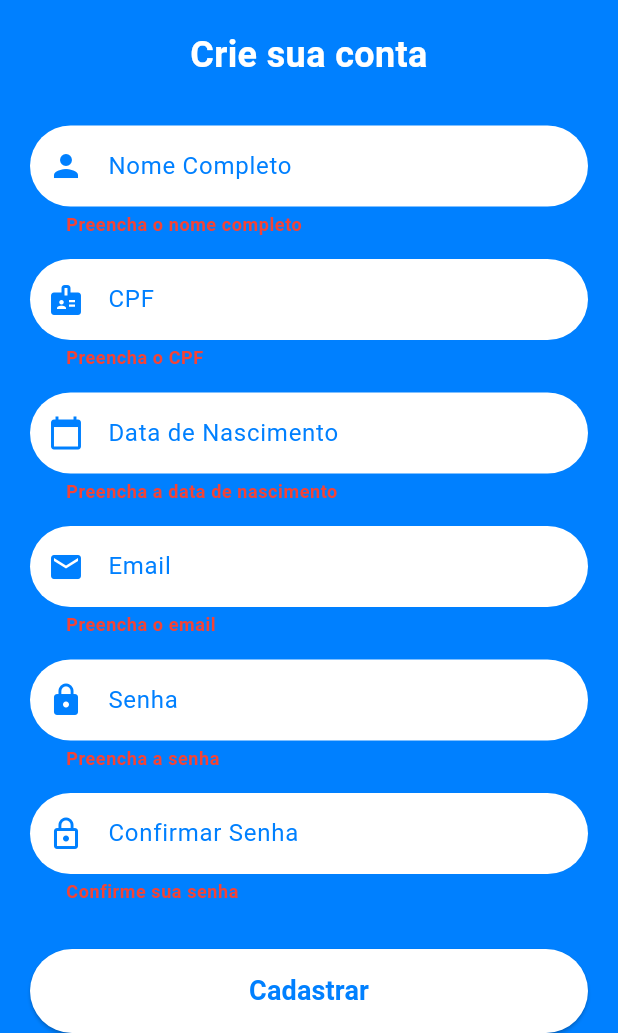
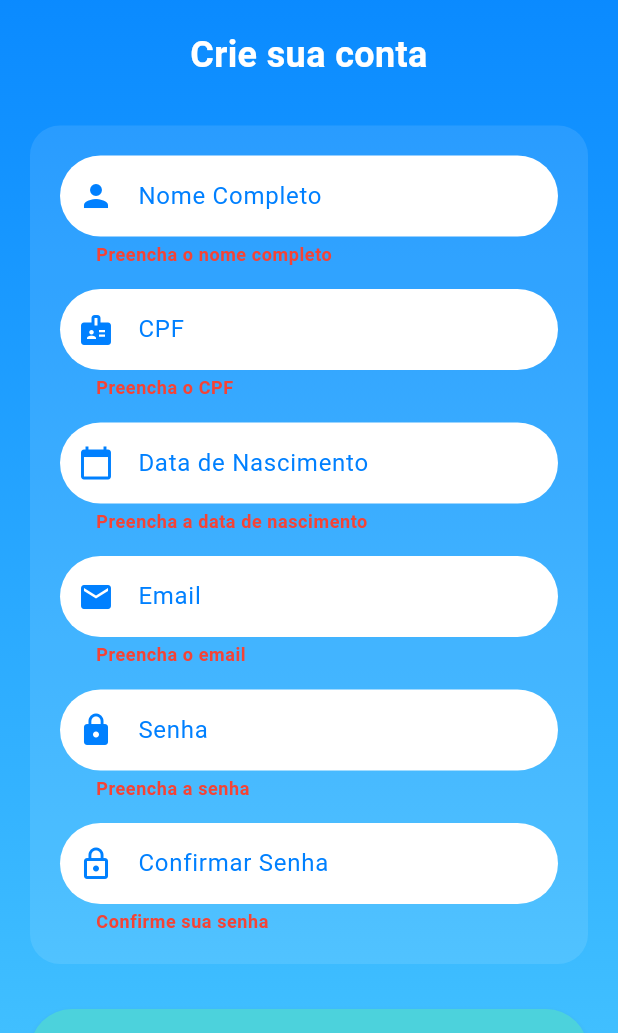
Before and after one commit to EmanuelCosta23/MediTrack-mobile, a Flutter app: the SignUpScreen screen opened directly, after a tap on "Cadastrar", on a phone screen of 412 x 824 dp, the part 203-1236 px from its top. Run offline on Flutter 3.47's test engine with Material 3 defaults, Android fonts, the phone set to English and light mode, and no system bars; our stand-ins replace geolocator, google_maps_flutter, shared_preferences; missing offline and left inert: google_maps_flutter_android, google_maps_flutter_platform_interface; accounts and stored records are empty.

Commit message:
update tela de cadastro

```diff
--- a/lib/screens/signup_screen.dart
+++ b/lib/screens/signup_screen.dart
@@ -350,10 +350,9 @@ class _SignUpScreenState extends State<SignUpScreen> {
   @override
   Widget build(BuildContext context) {
     return Scaffold(
-      backgroundColor: const Color(0xFF0080FF),
       appBar: AppBar(
         title: const Text('Cadastro'),
-        backgroundColor: const Color(0xFF0080FF),
+        backgroundColor: Colors.transparent,
         foregroundColor: Colors.white,
         elevation: 0,
         automaticallyImplyLeading: false,
@@ -364,10 +363,25 @@ class _SignUpScreenState extends State<SignUpScreen> {
           },
         ),
       ),
-      body: SafeArea(
+      extendBodyBehindAppBar: true,
+      body: Container(
+        decoration: const BoxDecoration(
+          gradient: LinearGradient(
+            begin: Alignment.topCenter,
+            end: Alignment.bottomCenter,
+            colors: [
+              Color(0xFF0080FF),  // Azul mais escuro no topo
+              Color(0xFF40BFFF),  // Azul mais claro embaixo
+            ],
+          ),
+        ),
+        child: SafeArea(
           child: SingleChildScrollView(
             child: Container(
               width: double.infinity,
+              constraints: BoxConstraints(
+                minHeight: MediaQuery.of(context).size.height - MediaQuery.of(context).padding.top,
+              ),
               padding: const EdgeInsets.symmetric(
                 horizontal: 20.0,
                 vertical: 10.0,
@@ -400,6 +414,15 @@ class _SignUpScreenState extends State<SignUpScreen> {
                   ),
                   const SizedBox(height: 30),
 
+                  // Área do formulário com fundo branco semitransparente
+                  Container(
+                    decoration: BoxDecoration(
+                      color: Colors.white.withOpacity(0.1),
+                      borderRadius: BorderRadius.circular(20),
+                    ),
+                    padding: const EdgeInsets.all(20),
+                    child: Column(
+                      children: [
                         // Full Name TextField
                         TextField(
                           controller: _nomeController,
@@ -430,7 +453,6 @@ class _SignUpScreenState extends State<SignUpScreen> {
                           onChanged: (_) => _limparErro('nome'),
                         ),
                         const SizedBox(height: 15),
-
                         // CPF TextField - Usando o controller visual para exibição formatada
                         TextField(
                           controller: _cpfVisualController,
@@ -462,7 +484,6 @@ class _SignUpScreenState extends State<SignUpScreen> {
                           onChanged: _formatarCPF,
                         ),
                         const SizedBox(height: 15),
-
                         // Data de Nascimento TextField - Usando o controller visual
                         TextField(
                           controller: _dataVisualController,
@@ -494,7 +515,6 @@ class _SignUpScreenState extends State<SignUpScreen> {
                           onChanged: _formatarData,
                         ),
                         const SizedBox(height: 15),
-
                         // Email TextField
                         TextField(
                           controller: _emailController,
@@ -525,7 +545,6 @@ class _SignUpScreenState extends State<SignUpScreen> {
                           onChanged: (_) => _limparErro('email'),
                         ),
                         const SizedBox(height: 15),
-
                         // Password TextField
                         TextField(
                           controller: _senhaController,
@@ -556,7 +575,6 @@ class _SignUpScreenState extends State<SignUpScreen> {
                           onChanged: (_) => _limparErro('senha'),
                         ),
                         const SizedBox(height: 15),
-
                         // Confirm Password TextField
                         TextField(
                           controller: _confirmarSenhaController,
@@ -585,15 +603,20 @@ class _SignUpScreenState extends State<SignUpScreen> {
                           ),
                           obscureText: true,
                         ),
+                      ],
+                    ),
+                  ),
                   const SizedBox(height: 30),
 
                   // Sign Up Button
                   ElevatedButton(
                     onPressed: _cadastrarUsuario,
                     style: ElevatedButton.styleFrom(
-                    foregroundColor: const Color(0xFF0080FF),
-                    backgroundColor: Colors.white,
+                      foregroundColor: Colors.white,
+                      backgroundColor: const Color(0xFF4CD2DC), // mesma cor do "Track"
                       padding: const EdgeInsets.symmetric(vertical: 15),
+                      elevation: 3,
+                      shadowColor: Colors.black.withOpacity(0.3),
                       shape: RoundedRectangleBorder(
                         borderRadius: BorderRadius.circular(30),
                       ),
@@ -603,6 +626,7 @@ class _SignUpScreenState extends State<SignUpScreen> {
                       style: TextStyle(fontSize: 18, fontWeight: FontWeight.bold),
                     ),
                   ),
+
                   const SizedBox(height: 20),
 
                   // Already have an account
@@ -632,6 +656,7 @@ class _SignUpScreenState extends State<SignUpScreen> {
             ),
           ),
         ),
+      ),
     );
   }
 }
```
Lines whose indentation alone changed are shown as unchanged.
